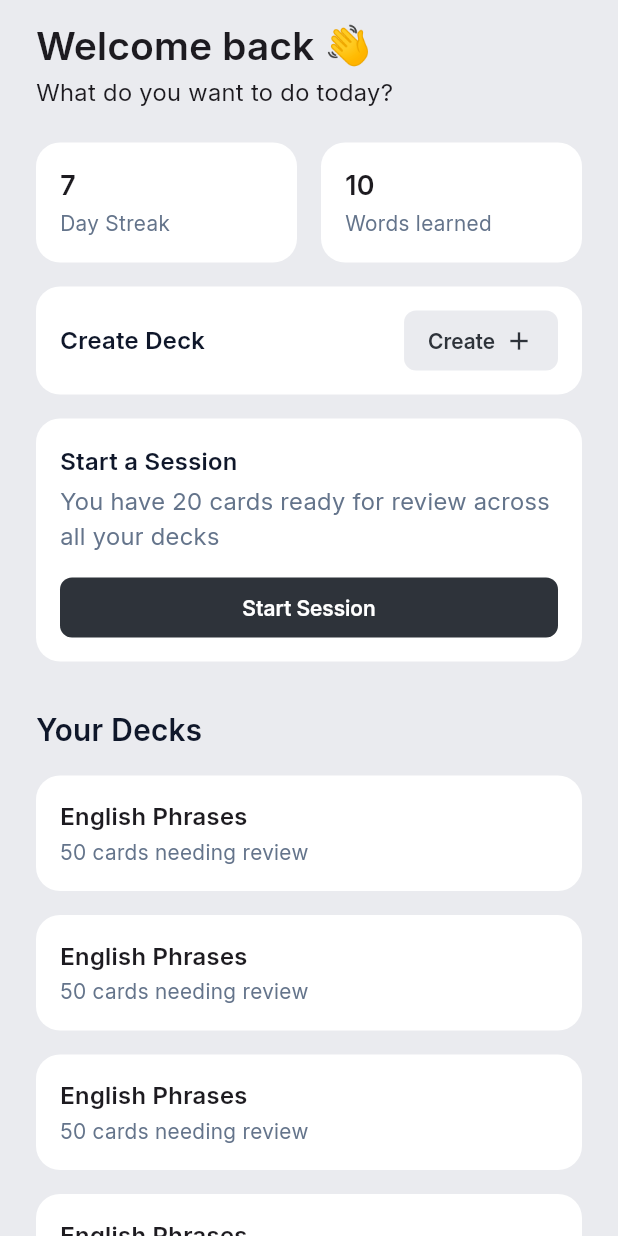
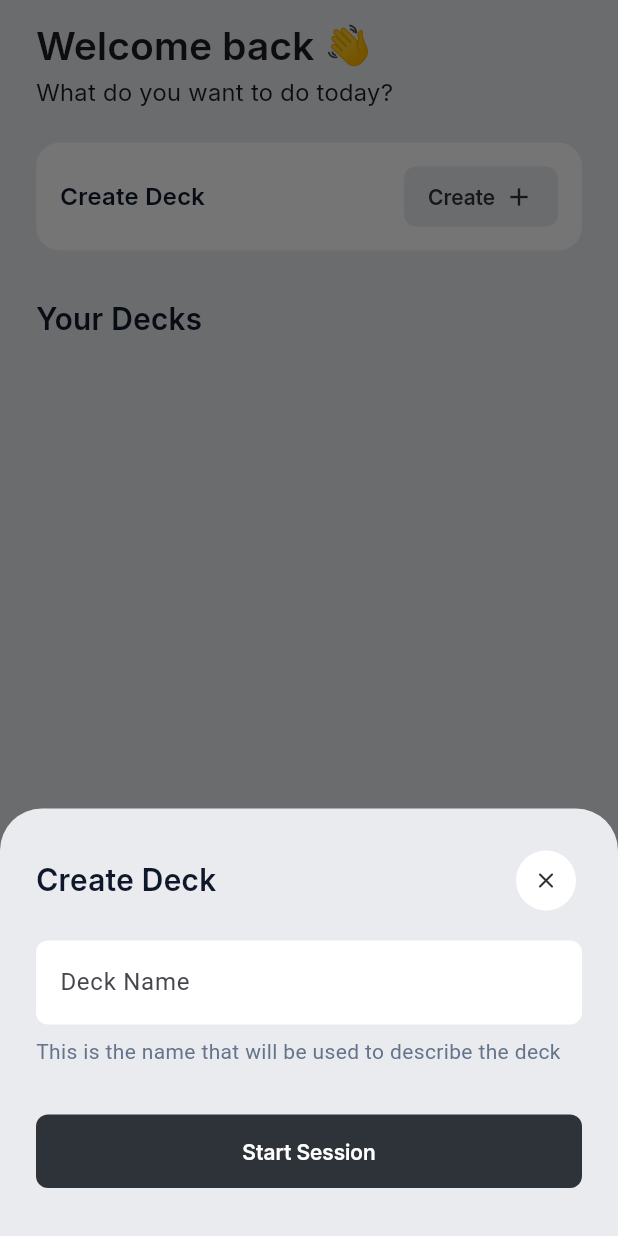
Before and after one commit to tilucasoli/linzen, a Flutter app: the screen it shows after launch, after a tap on "Create", on a phone screen of 412 x 824 dp. Run offline on Flutter 3.47's test engine with Material 3 defaults, Android fonts, the phone set to English and light mode, and no system bars; our stand-ins replace lucide_icons; missing offline and left inert: elegant_spring_animation.

Commit message:
create a sheet for create deck

```diff
--- a/lib/main.dart
+++ b/lib/main.dart
@@ -1,5 +1,6 @@
 import 'package:flutter/material.dart';
 
+import 'ui/home/viewmodel/deck_viewmodel.dart';
 import 'ui/home/widgets/home_screen.dart';
 
 void main() {
@@ -16,7 +17,7 @@ class MyApp extends StatelessWidget {
       theme: ThemeData(
         colorScheme: ColorScheme.fromSeed(seedColor: Colors.deepPurple),
       ),
-      home: const HomeScreen(),
+      home: HomeScreen(viewModel: DeckViewModel()),
     );
   }
 }
--- a/lib/ui/home/viewmodel/deck_viewmodel.dart
+++ b/lib/ui/home/viewmodel/deck_viewmodel.dart
@@ -1,9 +1,10 @@
+import 'package:flutter/widgets.dart';
 import 'package:linzen/domain/deck.dart';
 import 'package:linzen/shared/result.dart';
 
 enum DeckError implements Exception { duplicateDeck }
 
-class DeckViewModel {
+class DeckViewModel extends ChangeNotifier {
   final List<Deck> decks = [];
 
   Result<Unit, DeckError> createDeck(String name) {
@@ -12,6 +13,8 @@ class DeckViewModel {
     }
 
     decks.add(Deck(id: '1', name: name, createdAt: DateTime.now()));
+    notifyListeners();
+
     return Success.unit();
   }
 
--- a/lib/ui/home/widgets/home_screen.dart
+++ b/lib/ui/home/widgets/home_screen.dart
@@ -1,7 +1,15 @@
+import 'package:elegant_spring_animation/elegant_spring_animation.dart';
 import 'package:flutter/material.dart';
+import 'package:linzen/ui/home/viewmodel/deck_viewmodel.dart';
+import 'package:lucide_icons/lucide_icons.dart';
+
+import '../../shared/components/bottom_sheet.dart';
+import '../../shared/components/button.dart';
 
 class HomeScreen extends StatelessWidget {
-  const HomeScreen({super.key});
+  const HomeScreen({super.key, required this.viewModel});
+
+  final DeckViewModel viewModel;
 
   @override
   Widget build(BuildContext context) {
@@ -19,19 +27,65 @@ class HomeScreen extends StatelessWidget {
               child: Column(
                 spacing: 16,
                 children: [
-                  Row(
-                    spacing: 16,
+                  // Row(
+                  //   spacing: 16,
+                  //   children: [
+                  //     Expanded(
+                  //       child: _InfoCard(value: '7', title: 'Day Streak'),
+                  //     ),
+                  //     Expanded(
+                  //       child: _InfoCard(value: '10', title: 'Words learned'),
+                  //     ),
+                  //   ],
+                  // ),
+                  Builder(
+                    builder: (context) {
+                      return _CreateButtonCard(
+                        onPressed: () {
+                          showLinzenBottomSheet(
+                            context,
+                            title: 'Create Deck',
+                            contentBuilder: (context) {
+                              return Column(
+                                spacing: 8,
+                                crossAxisAlignment: CrossAxisAlignment.start,
                                 children: [
-                      Expanded(
-                        child: _InfoCard(value: '7', title: 'Day Streak'),
+                                  TextField(
+                                    decoration: InputDecoration(
+                                      border: OutlineInputBorder(
+                                        borderSide: BorderSide.none,
+                                        borderRadius: BorderRadius.circular(8),
                                       ),
-                      Expanded(
-                        child: _InfoCard(value: '10', title: 'Words learned'),
+                                      filled: true,
+                                      fillColor: Colors.white,
+                                      hintText: 'Deck Name',
+                                    ),
+                                  ),
+                                  Text(
+                                    'This is the name that will be used to describe the deck',
+                                    style: TextStyle(
+                                      fontSize: 14,
+                                      fontWeight: FontWeight.w400,
+                                      color: Color(0xFF64748B),
+                                      height: 1.4,
+                                    ),
                                   ),
                                 ],
+                              );
+                            },
+                            buttonBuilder: (context) {
+                              return PrimaryButton(
+                                onPressed: () {},
+                                size: ButtonSize.large,
+                                fullWidth: true,
+                              );
+                            },
+                          );
+                        },
+                      );
+                    },
                   ),
-                  _CreateButtonCard(),
-                  StartSessionCard(),
+                  // StartSessionCard(),
                 ],
               ),
             ),
@@ -52,15 +106,20 @@ class HomeScreen extends StatelessWidget {
             ),
             SliverPadding(
               padding: EdgeInsets.only(bottom: 32),
-              sliver: SliverList.separated(
-                itemCount: 10,
+              sliver: ListenableBuilder(
+                listenable: viewModel,
+                builder: (context, child) {
+                  return SliverList.separated(
+                    itemCount: viewModel.decks.length,
                     separatorBuilder: (context, index) {
                       return SizedBox(height: 16);
                     },
                     itemBuilder: (context, index) {
                       return _DeckCard(
-                    title: 'English Phrases',
-                    subtitle: '50 cards needing review',
+                        title: viewModel.decks[index].name,
+                        subtitle: 'not implemented',
+                      );
+                    },
                   );
                 },
               ),
@@ -156,6 +215,10 @@ class _DeckCard extends StatelessWidget {
 }
 
 class _CreateButtonCard extends StatelessWidget {
+  const _CreateButtonCard({required this.onPressed});
+
+  final VoidCallback onPressed;
+
   @override
   Widget build(BuildContext context) {
     return Container(
@@ -177,7 +240,7 @@ class _CreateButtonCard extends StatelessWidget {
             ),
           ),
           TextButton(
-            onPressed: () {},
+            onPressed: onPressed,
             style: ButtonStyle(
               shape: WidgetStateProperty.all(
                 RoundedRectangleBorder(borderRadius: BorderRadius.circular(8)),
@@ -278,30 +341,7 @@ class StartSessionCard extends StatelessWidget {
           SizedBox(height: 16),
           SizedBox(
             width: double.infinity,
-            child: TextButton(
-              onPressed: () {},
-              style: ButtonStyle(
-                tapTargetSize: MaterialTapTargetSize.shrinkWrap,
-                shape: WidgetStateProperty.all(
-                  RoundedRectangleBorder(
-                    borderRadius: BorderRadius.circular(8),
-                  ),
-                ),
-                padding: WidgetStateProperty.all(
-                  EdgeInsets.symmetric(horizontal: 16, vertical: 6),
-                ),
-                foregroundColor: WidgetStateProperty.all(Colors.white),
-                textStyle: WidgetStateProperty.all(
-                  TextStyle(
-                    fontSize: 14,
-                    fontWeight: FontWeight.w600,
-                    fontFamily: 'Inter',
-                  ),
-                ),
-                backgroundColor: WidgetStateProperty.all(Color(0xFF2E333A)),
-              ),
-              child: Text('Start Session'),
-            ),
+            child: PrimaryButton(onPressed: () {}),
           ),
         ],
       ),
--- /dev/null
+++ b/lib/ui/shared/components/bottom_sheet.dart
@@ -0,0 +1,64 @@
+import 'package:elegant_spring_animation/elegant_spring_animation.dart';
+import 'package:flutter/material.dart';
+import 'package:lucide_icons/lucide_icons.dart';
+
+import 'button.dart';
+
+Future<T?> showLinzenBottomSheet<T>(
+  BuildContext context, {
+  required String title,
+  required WidgetBuilder contentBuilder,
+  required WidgetBuilder buttonBuilder,
+}) {
+  return showModalBottomSheet(
+    backgroundColor: Color(0xFFEAEBEF),
+    sheetAnimationStyle: AnimationStyle(
+      curve: ElegantSpring.smooth,
+      duration: Duration(milliseconds: 400),
+    ),
+    context: context,
+    builder:
+        (context) => IntrinsicHeight(
+          child: Container(
+            padding: EdgeInsets.all(24),
+            child: Column(
+              children: [
+                Row(
+                  children: [
+                    Text(
+                      title,
+                      style: TextStyle(
+                        fontSize: 20,
+                        fontWeight: FontWeight.w600,
+                        fontFamily: 'Inter',
+                        color: Color(0xFF0F172A),
+                        height: 1.4,
+                      ),
+                    ),
+                    Spacer(),
+                    IconButton(
+                      onPressed: () {
+                        Navigator.pop(context);
+                      },
+                      style: ButtonStyle(
+                        backgroundColor: WidgetStateProperty.all(Colors.white),
+                      ),
+                      icon: Icon(
+                        LucideIcons.x,
+                        size: 16,
+                        color: Color(0xFF2E333A),
+                      ),
+                    ),
+                  ],
+                ),
+                SizedBox(height: 16),
+                contentBuilder(context),
+                SizedBox(height: 32),
+                buttonBuilder(context),
+                SizedBox(height: 8),
+              ],
+            ),
+          ),
+        ),
+  );
+}
--- /dev/null
+++ b/lib/ui/shared/components/button.dart
@@ -0,0 +1,57 @@
+import 'package:flutter/material.dart';
+
+enum ButtonSize {
+  small,
+  medium,
+  large;
+
+  EdgeInsets get padding {
+    switch (this) {
+      case ButtonSize.small:
+        return EdgeInsets.symmetric(horizontal: 12, vertical: 8);
+      case ButtonSize.medium:
+        return EdgeInsets.symmetric(horizontal: 16, vertical: 12);
+      case ButtonSize.large:
+        return EdgeInsets.symmetric(horizontal: 24, vertical: 16);
+    }
+  }
+}
+
+class PrimaryButton extends StatelessWidget {
+  const PrimaryButton({
+    super.key,
+    this.fullWidth = false,
+    this.size = ButtonSize.medium,
+    required this.onPressed,
+  });
+
+  final bool fullWidth;
+  final VoidCallback onPressed;
+  final ButtonSize size;
+  @override
+  Widget build(BuildContext context) {
+    return SizedBox(
+      width: fullWidth ? double.infinity : null,
+      child: TextButton(
+        onPressed: onPressed,
+        style: ButtonStyle(
+          tapTargetSize: MaterialTapTargetSize.shrinkWrap,
+          shape: WidgetStateProperty.all(
+            RoundedRectangleBorder(borderRadius: BorderRadius.circular(8)),
+          ),
+          padding: WidgetStateProperty.all(size.padding),
+          foregroundColor: WidgetStateProperty.all(Colors.white),
+          textStyle: WidgetStateProperty.all(
+            TextStyle(
+              fontSize: 14,
+              fontWeight: FontWeight.w600,
+              fontFamily: 'Inter',
+            ),
+          ),
+          backgroundColor: WidgetStateProperty.all(Color(0xFF2E333A)),
+        ),
+        child: Text('Start Session'),
+      ),
+    );
+  }
+}
--- a/pubspec.yaml
+++ b/pubspec.yaml
@@ -8,6 +8,7 @@ environment:
   sdk: ^3.7.2
 
 dependencies:
+  elegant_spring_animation: ^2.0.2
   flutter:
     sdk: flutter
   lucide_icons: ^0.257.0
```
Lines whose indentation alone changed are shown as unchanged.
